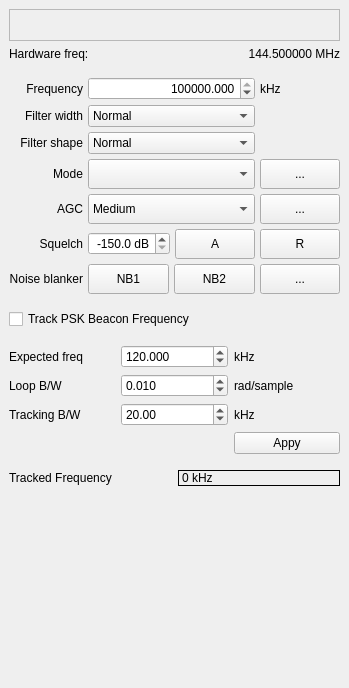
First picture: the form in src/qtgui/dockrxopt.ui, repository mpbraendli/gqrx, before the edit.
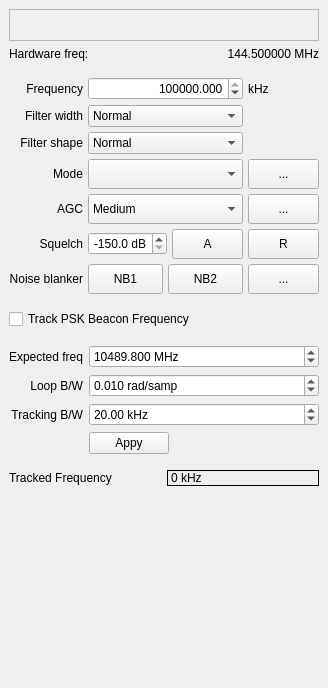
Second picture: the form after the edit. Icons and pictures are not drawn. Custom widgets are drawn as their Qt base class.

Commit message: Represent expected beacon frequency in effective RF signal frequency

```diff
--- a/src/qtgui/dockrxopt.ui
+++ b/src/qtgui/dockrxopt.ui
@@ -6,7 +6,7 @@
    <rect>
     <x>0</x>
     <y>0</y>
-    <width>349</width>
+    <width>328</width>
     <height>688</height>
    </rect>
   </property>
@@ -18,7 +18,7 @@
   </property>
   <property name="minimumSize">
    <size>
-    <width>349</width>
+    <width>309</width>
     <height>688</height>
    </size>
   </property>
@@ -227,7 +227,7 @@
         </property>
         <property name="minimumSize">
          <size>
-          <width>50</width>
+          <width>30</width>
           <height>30</height>
          </size>
         </property>
@@ -264,7 +264,7 @@
         </property>
         <property name="minimumSize">
          <size>
-          <width>50</width>
+          <width>30</width>
           <height>30</height>
          </size>
         </property>
@@ -479,7 +479,7 @@
         </property>
         <property name="minimumSize">
          <size>
-          <width>50</width>
+          <width>30</width>
           <height>30</height>
          </size>
         </property>
@@ -519,7 +519,7 @@
         </property>
         <property name="minimumSize">
          <size>
-          <width>50</width>
+          <width>30</width>
           <height>30</height>
          </size>
         </property>
@@ -561,7 +561,7 @@
           </property>
           <property name="minimumSize">
            <size>
-            <width>50</width>
+            <width>30</width>
             <height>30</height>
            </size>
           </property>
@@ -601,7 +601,7 @@
           </property>
           <property name="minimumSize">
            <size>
-            <width>50</width>
+            <width>30</width>
             <height>30</height>
            </size>
           </property>
@@ -707,7 +707,7 @@
           </property>
           <property name="minimumSize">
            <size>
-            <width>50</width>
+            <width>30</width>
             <height>30</height>
            </size>
           </property>
@@ -758,66 +758,17 @@
         <property name="topMargin">
          <number>10</number>
         </property>
-        <item row="0" column="2">
-         <widget class="QLabel" name="expectedFreqLabelUnits">
-          <property name="text">
-           <string>kHz</string>
-          </property>
-         </widget>
-        </item>
-        <item row="2" column="2">
-         <widget class="QLabel" name="trackingBWUnits">
-          <property name="text">
-           <string>kHz</string>
-          </property>
-         </widget>
-        </item>
-        <item row="0" column="0">
-         <widget class="QLabel" name="expectedFreqLabel">
-          <property name="text">
-           <string>Expected freq</string>
-          </property>
-         </widget>
-        </item>
-        <item row="2" column="0">
-         <widget class="QLabel" name="trackingBWLabel">
-          <property name="text">
-           <string>Tracking B/W</string>
-          </property>
-         </widget>
-        </item>
-        <item row="0" column="1">
-         <widget class="QDoubleSpinBox" name="expectedFreqBox">
-          <property name="decimals">
-           <number>3</number>
-          </property>
-          <property name="minimum">
-           <double>-800.000000000000000</double>
-          </property>
-          <property name="maximum">
-           <double>800.000000000000000</double>
-          </property>
-          <property name="value">
-           <double>120.000000000000000</double>
-          </property>
-         </widget>
-        </item>
-        <item row="1" column="0">
-         <widget class="QLabel" name="loopBWLabel">
-          <property name="text">
-           <string>Loop B/W</string>
-          </property>
-         </widget>
-        </item>
-        <item row="1" column="2">
-         <widget class="QLabel" name="loopBWUnits">
-          <property name="text">
-           <string>rad/sample</string>
-          </property>
-         </widget>
-        </item>
         <item row="1" column="1">
          <widget class="QDoubleSpinBox" name="loopBWBox">
+          <property name="sizePolicy">
+           <sizepolicy hsizetype="MinimumExpanding" vsizetype="Fixed">
+            <horstretch>0</horstretch>
+            <verstretch>0</verstretch>
+           </sizepolicy>
+          </property>
+          <property name="suffix">
+           <string> rad/samp</string>
+          </property>
           <property name="decimals">
            <number>3</number>
           </property>
@@ -832,8 +783,48 @@
           </property>
          </widget>
         </item>
+        <item row="0" column="1">
+         <widget class="QDoubleSpinBox" name="expectedFreqBox">
+          <property name="sizePolicy">
+           <sizepolicy hsizetype="MinimumExpanding" vsizetype="Fixed">
+            <horstretch>0</horstretch>
+            <verstretch>0</verstretch>
+           </sizepolicy>
+          </property>
+          <property name="toolTip">
+           <string>&lt;html&gt;&lt;head/&gt;&lt;body&gt;&lt;p&gt;Expected frequency of the PSK beacon.&lt;/p&gt;&lt;/body&gt;&lt;/html&gt;</string>
+          </property>
+          <property name="prefix">
+           <string/>
+          </property>
+          <property name="suffix">
+           <string> MHz</string>
+          </property>
+          <property name="decimals">
+           <number>3</number>
+          </property>
+          <property name="minimum">
+           <double>-80000.000000000000000</double>
+          </property>
+          <property name="maximum">
+           <double>80000.000000000000000</double>
+          </property>
+          <property name="value">
+           <double>10489.799999999999272</double>
+          </property>
+         </widget>
+        </item>
         <item row="2" column="1">
          <widget class="QDoubleSpinBox" name="trackingBWBox">
+          <property name="sizePolicy">
+           <sizepolicy hsizetype="MinimumExpanding" vsizetype="Fixed">
+            <horstretch>0</horstretch>
+            <verstretch>0</verstretch>
+           </sizepolicy>
+          </property>
+          <property name="suffix">
+           <string> kHz</string>
+          </property>
           <property name="minimum">
            <double>1.000000000000000</double>
           </property>
@@ -845,8 +836,44 @@
           </property>
          </widget>
         </item>
-        <item row="3" column="2">
+        <item row="0" column="0">
+         <widget class="QLabel" name="expectedFreqLabel">
+          <property name="text">
+           <string>Expected freq</string>
+          </property>
+          <property name="alignment">
+           <set>Qt::AlignRight|Qt::AlignTrailing|Qt::AlignVCenter</set>
+          </property>
+         </widget>
+        </item>
+        <item row="1" column="0">
+         <widget class="QLabel" name="loopBWLabel">
+          <property name="text">
+           <string>Loop B/W</string>
+          </property>
+          <property name="alignment">
+           <set>Qt::AlignRight|Qt::AlignTrailing|Qt::AlignVCenter</set>
+          </property>
+         </widget>
+        </item>
+        <item row="2" column="0">
+         <widget class="QLabel" name="trackingBWLabel">
+          <property name="text">
+           <string>Tracking B/W</string>
+          </property>
+          <property name="alignment">
+           <set>Qt::AlignRight|Qt::AlignTrailing|Qt::AlignVCenter</set>
+          </property>
+         </widget>
+        </item>
+        <item row="3" column="1">
          <widget class="QPushButton" name="applyTrackingSettingsBtn">
+          <property name="sizePolicy">
+           <sizepolicy hsizetype="Fixed" vsizetype="Fixed">
+            <horstretch>0</horstretch>
+            <verstretch>0</verstretch>
+           </sizepolicy>
+          </property>
           <property name="text">
            <string>Appy</string>
           </property>
```
The commit also changes 3 other files.
